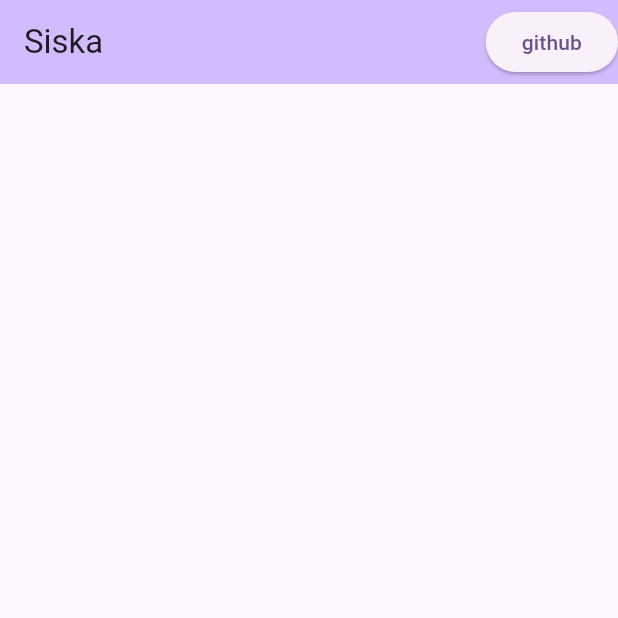
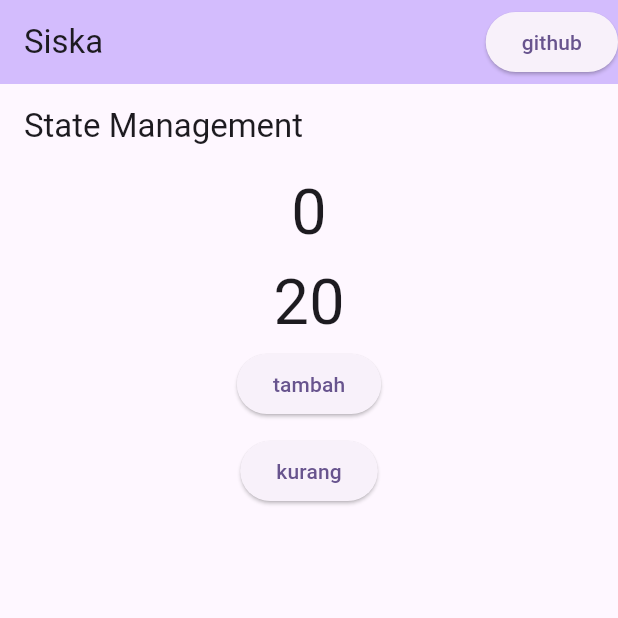
Before and after one commit to Siputsss/siska-flutter, a Flutter app: the screen it shows after launch, on a phone screen of 412 x 824 dp, the top half of it. Run offline on Flutter 3.47's test engine with Material 2 defaults, Android fonts, the phone set to English and light mode, and no system bars; our stand-ins replace states_rebuilder; missing offline and left inert: dart:html.

Commit message:
add state-1

```diff
--- a/lib/ui_screens/home_page.dart
+++ b/lib/ui_screens/home_page.dart
@@ -1,5 +1,7 @@
 import 'package:flutter/material.dart';
 import 'dart:html' as html;
+
+import 'package:siska_flutter/ui_screens/state_management/coba.dart';
 
 class MyHomePage extends StatelessWidget {
   const MyHomePage({super.key});
@@ -19,6 +21,7 @@ class MyHomePage extends StatelessWidget {
           )
         ],
       ),
+      body: Coba(),
     );
   }
 }
--- /dev/null
+++ b/lib/ui_screens/state_management/coba.dart
@@ -0,0 +1,46 @@
+import 'dart:math';
+import 'package:flutter/material.dart';
+import 'package:states_rebuilder/states_rebuilder.dart';
+
+class Coba extends ReactiveStatelessWidget {
+  Coba({
+    super.key,
+  });
+  final count = 0.inj();
+
+  @override
+  Widget build(BuildContext context) {
+    return Scaffold(
+      appBar: AppBar(
+        title: const Text('State Management'),
+      ),
+      body: Center(
+        child: Column(
+          children: [
+            Text(
+              count.state.toString(),
+              textScaleFactor: 3,
+            ),
+            Text(
+              Random().nextInt(100).toString(),
+              textScaleFactor: 3,
+            ),
+            ElevatedButton(
+              onPressed: () {
+                count.state = count.state + 1;
+              },
+              child: const Text('tambah'),
+            ),
+            const SizedBox(height: 10),
+            ElevatedButton(
+              onPressed: () {
+                count.state = count.state - 1;
+              },
+              child: const Text('kurang'),
+            ),
+          ],
+        ),
+      ),
+    );
+  }
+}
```
Also changed, not shown: pubspec.yaml (+3 -66 lines), firebase.json (added), pubspec.lock, 2 other files.
